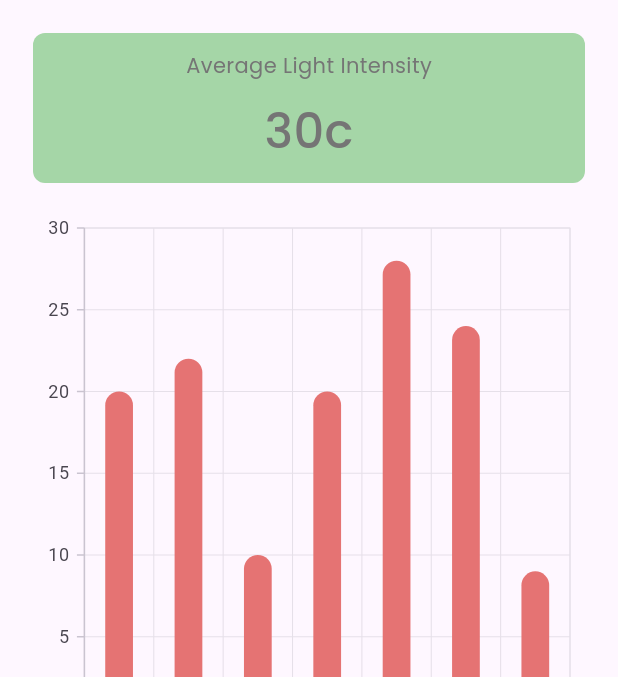
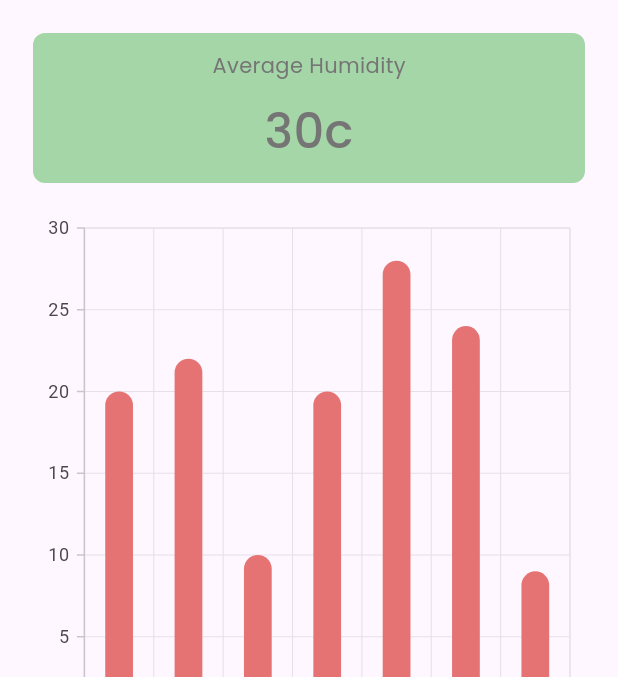
Before and after one commit to donald-88/smart-farm-app, a Flutter app: the screen it shows after launch, on a phone screen of 412 x 824 dp, the part 174-851 px from its top. Run offline on Flutter 3.47's test engine with Material 2 defaults, Android fonts, the phone set to English and light mode, and no system bars; our stand-ins replace dio, google_fonts, syncfusion_flutter_charts.

Commit message:
created humidity page

```diff
--- a/smart_farm/lib/main.dart
+++ b/smart_farm/lib/main.dart
@@ -1,6 +1,6 @@
 import 'package:flutter/material.dart';
 import 'package:google_fonts/google_fonts.dart';
-import 'package:smart_farm/pages/statistics/light.dart';
+import 'package:smart_farm/pages/statistics/humidity.dart';
 
 void main() {
   runApp(const MyApp());
@@ -25,6 +25,6 @@ class MyApp extends StatelessWidget {
                     color: Colors.white),
                 bodyMedium: GoogleFonts.poppins(
                     fontSize: 14, color: Colors.grey[600]))),
-        home: const Light());
+        home: const Humidity());
   }
 }
--- /dev/null
+++ b/smart_farm/lib/pages/statistics/humidity.dart
@@ -0,0 +1,115 @@
+import 'package:flutter/material.dart';
+import 'package:google_fonts/google_fonts.dart';
+import 'package:syncfusion_flutter_charts/charts.dart';
+
+class Humidity extends StatelessWidget {
+  const Humidity({super.key});
+
+  @override
+  Widget build(BuildContext context) {
+    final List<HumidityData> barData = [
+      HumidityData(day: "Mon", humidity: 20, color: Colors.green),
+      HumidityData(day: "Tue", humidity: 22, color: Colors.blue),
+      HumidityData(day: "Wed", humidity: 10, color: Colors.red),
+      HumidityData(day: "Thu", humidity: 20, color: Colors.yellow),
+      HumidityData(day: "Fri", humidity: 28, color: Colors.purple),
+      HumidityData(day: "Sat", humidity: 24, color: Colors.orange),
+      HumidityData(day: "Sun", humidity: 9, color: Colors.pink),
+    ];
+    final width = MediaQuery.of(context).size.width;
+    final height = MediaQuery.of(context).size.height;
+    return Scaffold(
+      appBar: AppBar(
+        leading: const Icon(Icons.arrow_back),
+        title: const Text("Statistics"),
+        actions: const [Icon(Icons.more_vert)],
+      ),
+      body: Padding(
+        padding: const EdgeInsets.all(22.0),
+        child: Column(
+          children: [
+            Row(
+              mainAxisAlignment: MainAxisAlignment.spaceBetween,
+              children: [
+                Column(
+                  crossAxisAlignment: CrossAxisAlignment.start,
+                  children: [
+                    Text(
+                      "Statistics",
+                      style: GoogleFonts.poppins(
+                          fontSize: 16, fontWeight: FontWeight.bold),
+                    ),
+                    Text(
+                      "09 Feb 2023",
+                      style: GoogleFonts.poppins(fontSize: 12),
+                    )
+                  ],
+                ),
+                Container(
+                  decoration: BoxDecoration(
+                      color: Colors.green[200],
+                      borderRadius:
+                          const BorderRadius.all(Radius.circular(25))),
+                  padding:
+                      const EdgeInsets.symmetric(horizontal: 16, vertical: 8),
+                  child: const Text("Week"),
+                )
+              ],
+            ),
+            const SizedBox(height: 20),
+            Container(
+                width: width,
+                height: 100,
+                decoration: BoxDecoration(
+                    color: Colors.green[200],
+                    borderRadius: const BorderRadius.all(Radius.circular(8))),
+                child: Center(
+                  child: Column(
+                    mainAxisAlignment: MainAxisAlignment.spaceEvenly,
+                    children: [
+                      const Text("Average Humidity"),
+                      Text(
+                        "30c",
+                        style: GoogleFonts.poppins(
+                            fontSize: 32, fontWeight: FontWeight.w500),
+                      ),
+                    ],
+                  ),
+                )),
+            const SizedBox(height: 20),
+            SizedBox(
+                height: 400,
+                width: width,
+                child: SfCartesianChart(
+                    legend: Legend(isVisible: true),
+                    primaryXAxis: CategoryAxis(),
+                    series: <ChartSeries<HumidityData, String>>[
+                      ColumnSeries<HumidityData, String>(
+                          color: Colors.red[300],
+                          name: "high",
+                          dataSource: barData,
+                          xValueMapper: (HumidityData humidity, _) =>
+                              humidity.day,
+                          yValueMapper: (HumidityData humidity, _) =>
+                              humidity.humidity,
+                          width: 0.4,
+                          yAxisName: "Humidity Intesity",
+                          xAxisName: "Days",
+                          borderRadius: const BorderRadius.only(
+                              topLeft: Radius.circular(16),
+                              topRight: Radius.circular(16))),
+                    ]))
+          ],
+        ),
+      ),
+    );
+  }
+}
+
+class HumidityData {
+  HumidityData(
+      {required this.day, required this.humidity, required this.color});
+  final String day;
+  final double humidity;
+  final Color color;
+}
```
